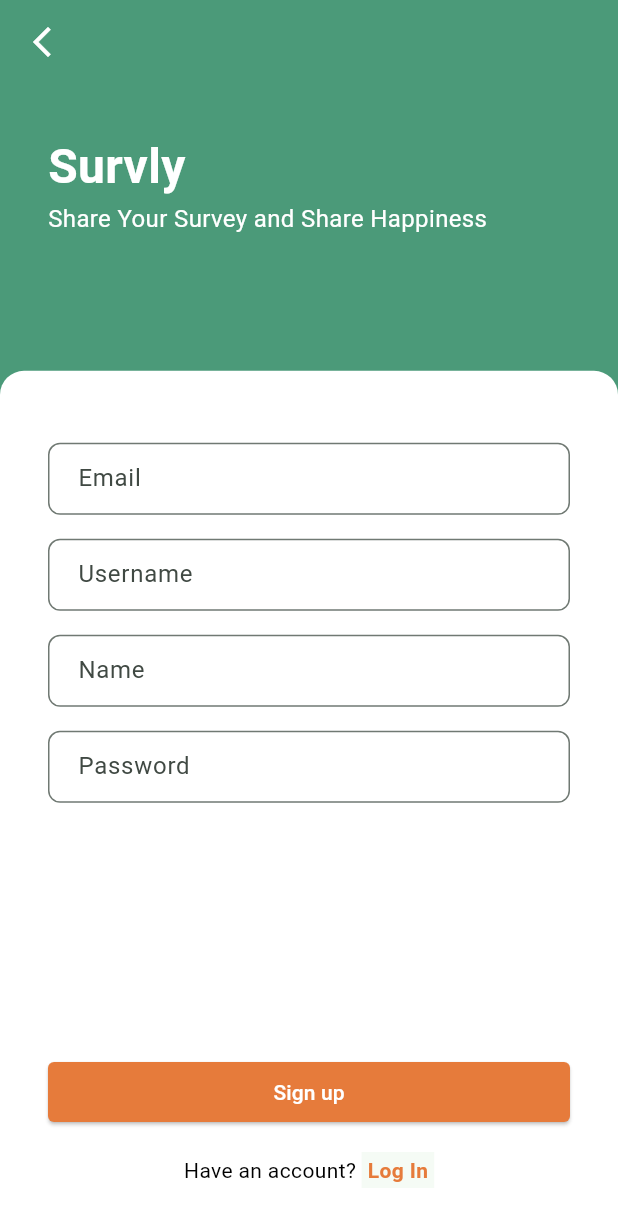
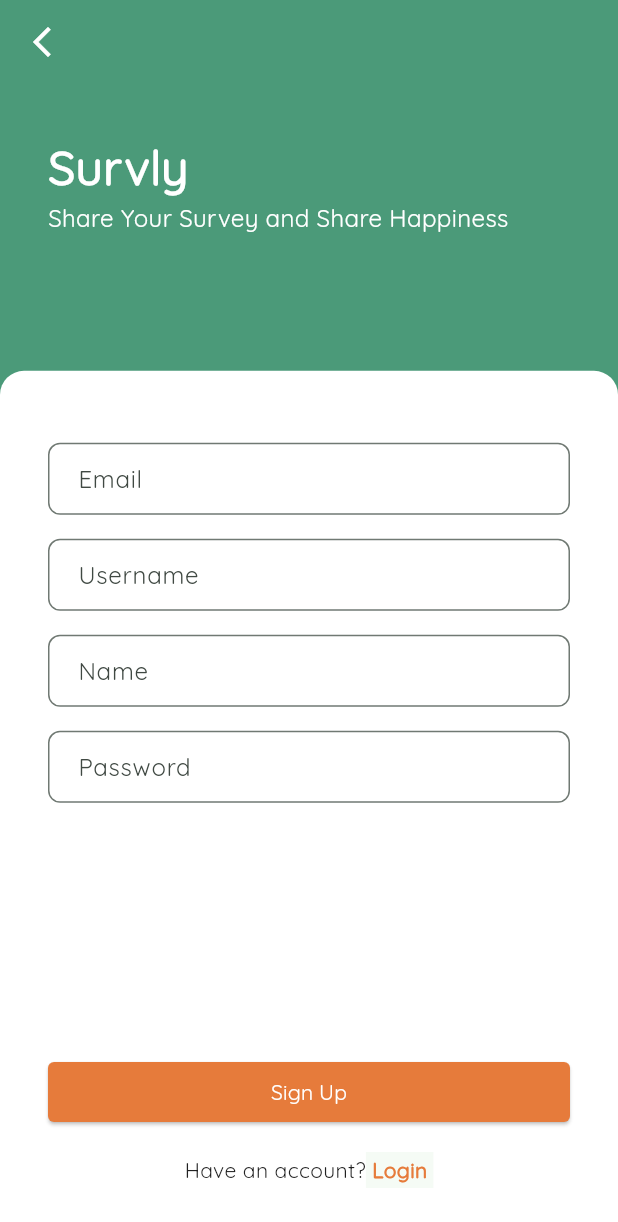
Before and after one commit to Leon-gos/survly, a Flutter app: the screen it shows after launch, on a phone screen of 412 x 824 dp. Shown: the top 1222 px of the screen. Run offline on Flutter 3.47's test engine with Material 3 defaults, Android fonts, the phone set to English and light mode, and no system bars; our stand-ins replace equatable, firebase_core, flutter_bloc, get_it, go_router; accounts and stored records are empty.

Commit message:
general - config theme color, font, text const

```diff
--- a/lib/src/app.dart
+++ b/lib/src/app.dart
@@ -1,9 +1,9 @@
 import 'package:flutter/material.dart';
-import 'package:flutter/services.dart';
 import 'package:flutter_bloc/flutter_bloc.dart';
 import 'package:get_it/get_it.dart';
 import 'package:survly/src/features/authentication/bloc/sign_up_bloc.dart';
 import 'package:survly/src/router/router.dart';
+import 'package:survly/src/theme/colors.dart';
 
 class MyApp extends StatelessWidget {
   MyApp({super.key});
@@ -22,9 +22,11 @@ class MyApp extends StatelessWidget {
         title: 'Flutter Demo',
         theme: ThemeData(
           colorScheme: ColorScheme.fromSeed(
-              seedColor: const Color(0xFF4B9A79),
-              primary: const Color(0xFF4B9A79),
-              secondary: const Color(0xFFE67B3B)),
+            seedColor: AppColors.primary,
+            primary: AppColors.primary,
+            secondary: AppColors.secondary,
+          ),
+          fontFamily: "Quicksand",
         ),
         debugShowCheckedModeBanner: false,
         routerConfig: _appRouter.router,
--- a/lib/src/features/authentication/view/signup_view.dart
+++ b/lib/src/features/authentication/view/signup_view.dart
@@ -1,8 +1,9 @@
 import 'package:flutter/material.dart';
 import 'package:flutter_bloc/flutter_bloc.dart';
-import 'package:go_router/go_router.dart';
 import 'package:survly/src/features/authentication/bloc/sign_up_bloc.dart';
 import 'package:survly/src/features/authentication/bloc/sign_up_state.dart';
+import 'package:survly/src/localization/temp_localization.dart';
+import 'package:survly/src/theme/colors.dart';
 import 'package:survly/widgets/app_app_bar.dart';
 import 'package:survly/widgets/app_button.dart';
 import 'package:survly/widgets/app_text_field.dart';
@@ -13,7 +14,7 @@ class SignUpView extends StatelessWidget {
   @override
   Widget build(BuildContext context) {
     return Scaffold(
-      backgroundColor: const Color(0xFF4B9A79),
+      backgroundColor: AppColors.primary,
       appBar: const AppAppBarWidget(),
       body: Builder(
         builder: (context) {
@@ -52,14 +53,14 @@ class SignUpView extends StatelessWidget {
             style: TextStyle(
               fontSize: 32,
               fontWeight: FontWeight.bold,
-              color: Colors.white,
+              color: AppColors.white,
             ),
           ),
           Text(
             "Share Your Survey and Share Happiness",
             style: TextStyle(
               fontSize: 16,
-              color: Colors.white,
+              color: AppColors.white,
             ),
           ),
         ],
@@ -97,7 +98,7 @@ class SignUpView extends StatelessWidget {
             height: 16,
           ),
           AppTextField(
-            hintText: "Email",
+            hintText: TempLocalization.emailHint,
             onTextChange: (newText) {
               context.read<SignUpBloc>().onEmailChange(newText);
             },
@@ -107,7 +108,7 @@ class SignUpView extends StatelessWidget {
             height: 16,
           ),
           AppTextField(
-            hintText: "Username",
+            hintText: TempLocalization.usernameHint,
             onTextChange: (newText) {
               context.read<SignUpBloc>().onUserNameChange(newText);
             },
@@ -117,7 +118,7 @@ class SignUpView extends StatelessWidget {
             height: 16,
           ),
           AppTextField(
-            hintText: "Name",
+            hintText: TempLocalization.nameHint,
             onTextChange: (newText) {
               context.read<SignUpBloc>().onNameChange(newText);
             },
@@ -130,7 +131,7 @@ class SignUpView extends StatelessWidget {
             onTextChange: (newText) {
               context.read<SignUpBloc>().onPasswordChange(newText);
             },
-            hintText: "Password",
+            hintText: TempLocalization.passwordHint,
           ),
         ],
       );
@@ -144,7 +145,7 @@ class SignUpView extends StatelessWidget {
           width: double.infinity,
           child: AppButton(
             onPressed: () {},
-            title: "Sign up",
+            label: TempLocalization.signUpBtnLable,
           ),
         ),
         const SizedBox(
@@ -154,20 +155,19 @@ class SignUpView extends StatelessWidget {
           mainAxisAlignment: MainAxisAlignment.center,
           children: [
             const Text(
-              "Have an account? ",
-              style: TextStyle(color: Colors.black),
+              TempLocalization.alreadyHaveAccount,
+              style: TextStyle(color: AppColors.black),
             ),
             Material(
               child: InkWell(
                 onTap: () {
-                  print("ok");
                 },
                 child: const Padding(
                   padding: EdgeInsets.symmetric(horizontal: 4, vertical: 2),
                   child: Text(
-                    "Log In",
+                    TempLocalization.loginBtnLabel,
                     style: TextStyle(
-                      color: Color(0xFFE67B3B),
+                      color: AppColors.secondary,
                       fontWeight: FontWeight.bold,
                     ),
                   ),
--- /dev/null
+++ b/lib/src/localization/temp_localization.dart
@@ -0,0 +1,9 @@
+class TempLocalization {
+  static const String emailHint = "Email";
+  static const String usernameHint = "Username";
+  static const String nameHint = "Name";
+  static const String passwordHint = "Password";
+  static const String signUpBtnLable = "Sign Up";
+  static const String alreadyHaveAccount = "Have an account?";
+  static const String loginBtnLabel = "Login";
+}
--- /dev/null
+++ b/lib/src/theme/colors.dart
@@ -0,0 +1,16 @@
+import 'package:flutter/material.dart';
+
+class AppColors {
+  // primary
+  static const primary = Color(0xFF4B9A79);
+
+  // secondary
+  static const secondary = Color(0xFFE67B3B);
+
+  // black
+  static const black = Color(0xFF212121);
+
+  // white
+  static const white = Colors.white;
+
+}
--- a/lib/widgets/app_app_bar.dart
+++ b/lib/widgets/app_app_bar.dart
@@ -1,5 +1,6 @@
 import 'package:flutter/material.dart';
 import 'package:go_router/go_router.dart';
+import 'package:survly/src/theme/colors.dart';
 
 class AppAppBarWidget extends StatelessWidget implements PreferredSizeWidget {
   final String? title;
@@ -16,7 +17,7 @@ class AppAppBarWidget extends StatelessWidget implements PreferredSizeWidget {
   @override
   Widget build(BuildContext context) {
     return AppBar(
-      backgroundColor: Theme.of(context).colorScheme.primary,
+      backgroundColor: AppColors.primary,
       title: title != null ? Text(title!) : const SizedBox(),
       leading: leading ??
           IconButton(
--- a/lib/widgets/app_button.dart
+++ b/lib/widgets/app_button.dart
@@ -1,13 +1,14 @@
 import 'package:flutter/material.dart';
+import 'package:survly/src/theme/colors.dart';
 
 class AppButton extends StatelessWidget {
   final Function() onPressed;
-  final String title;
+  final String label;
 
   const AppButton({
     super.key,
     required this.onPressed,
-    required this.title,
+    required this.label,
   });
 
   @override
@@ -17,12 +18,12 @@ class AppButton extends StatelessWidget {
         shape: RoundedRectangleBorder(
           borderRadius: BorderRadius.circular(4),
         ),
-        backgroundColor: const Color(0xFFE67B3B),
+        backgroundColor: AppColors.secondary,
       ),
       onPressed: onPressed,
       child: Text(
-        title,
-        style: const TextStyle(color: Colors.white),
+        label,
+        style: const TextStyle(color: AppColors.white),
       ),
     );
   }
--- a/lib/widgets/app_text_field.dart
+++ b/lib/widgets/app_text_field.dart
@@ -1,4 +1,5 @@
 import 'package:flutter/material.dart';
+import 'package:survly/src/theme/colors.dart';
 
 class AppTextField extends StatelessWidget {
 
@@ -19,10 +20,10 @@ class AppTextField extends StatelessWidget {
   Widget build(BuildContext context) {
     return TextField(
       decoration: InputDecoration(
-        contentPadding: EdgeInsets.symmetric(vertical: 8, horizontal: 16),
+        contentPadding: const EdgeInsets.symmetric(vertical: 8, horizontal: 16),
         border: const OutlineInputBorder(
             borderRadius: BorderRadius.all(Radius.circular(8)),
-            borderSide: BorderSide(width: 1, color: Colors.black)),
+            borderSide: BorderSide(width: 1, color: AppColors.black)),
         hintText: hintText,
       ),
       onChanged: onTextChange,
```
Also changed, not shown: pubspec.yaml (+8 -6 lines), assets/fonts/BalooDa2-Regular.ttf (added), assets/fonts/Quicksand-Regular.ttf (added).
